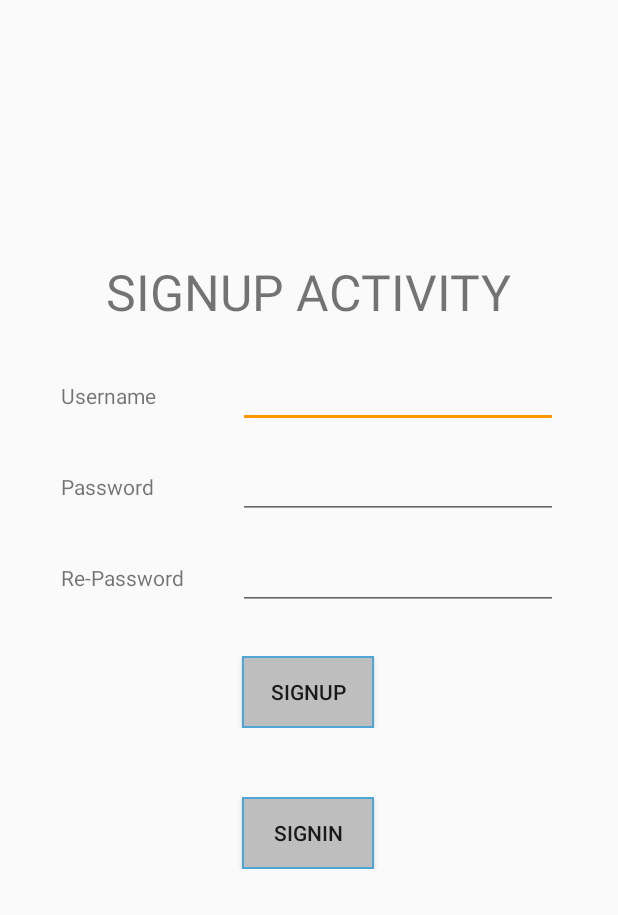
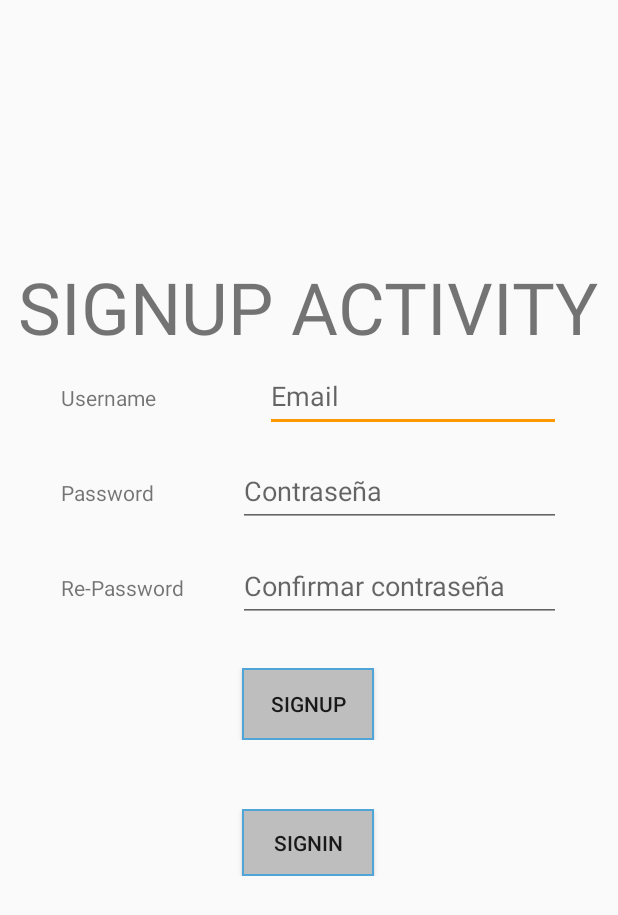
Before and after one commit to EduRePiN/pruebaTri, an Android app: the layout signup.xml on its own in the app's theme, with its tools: preview values and no code run, on a phone screen of 412 x 824 dp. Shown: the top 915 px of the screen. Run offline under Robolectric (Android 15) with nearby library versions, the phone set to English and light mode, and no system bars.

Commit message:
Modificaciones para q no tenga errores

```diff
--- a/app/src/main/res/layout/signup.xml
+++ b/app/src/main/res/layout/signup.xml
@@ -25,7 +25,7 @@
             android:layout_height="wrap_content"
             android:gravity="center"
             android:text="SIGNUP ACTIVITY"
-            android:textSize="33dp" />
+            android:textSize="48dp" />
 
         <TableLayout
             android:layout_width="329dp"
@@ -45,10 +45,11 @@
                 <EditText
                     android:id="@+id/username"
                     android:layout_width="wrap_content"
-                    android:layout_height="wrap_content"
-                    android:layout_marginHorizontal="30dp"
+                    android:layout_height="48dp"
+                    android:layout_marginHorizontal="48dp"
                     android:ems="10"
-                    android:inputType="text" />
+                    android:inputType="text"
+                    android:hint="Email"/>
 
             </TableRow>
 
@@ -65,10 +66,11 @@
                 <EditText
                     android:id="@+id/password"
                     android:layout_width="wrap_content"
-                    android:layout_height="wrap_content"
+                    android:layout_height="48dp"
                     android:layout_marginHorizontal="30dp"
                     android:ems="10"
-                    android:inputType="textPassword" />
+                    android:inputType="textPassword"
+                    android:hint="Contraseña"/>
 
             </TableRow>
 
@@ -85,10 +87,11 @@
                 <EditText
                     android:id="@+id/repassword"
                     android:layout_width="wrap_content"
-                    android:layout_height="wrap_content"
+                    android:layout_height="48dp"
                     android:layout_marginHorizontal="30dp"
                     android:ems="10"
-                    android:inputType="textPassword" />
+                    android:inputType="textPassword"
+                    android:hint="Confirmar contraseña"/>
 
             </TableRow>
 
--- a/app/src/main/res/values/strings.xml
+++ b/app/src/main/res/values/strings.xml
@@ -1,3 +1,6 @@
 <resources>
     <string name="app_name">TriviaQuizApp2</string>
+    <string name="btn_registro">Registro</string>
+    <string name="text_bienvenida" />
+    <string name="btn_login" />
 </resources>
```
Also changed, not shown: app/src/main/java/com/infowithvijay/triviaquizapp2/MainActivity.java (added, +41 -0 lines), app/src/main/res/layout/activity_main.xml (added, +102 -0 lines), app/src/main/res/layout/signin.xml (+6 -4 lines), app/src/main/res/drawable/trivia_gamer_logo.png (added).
